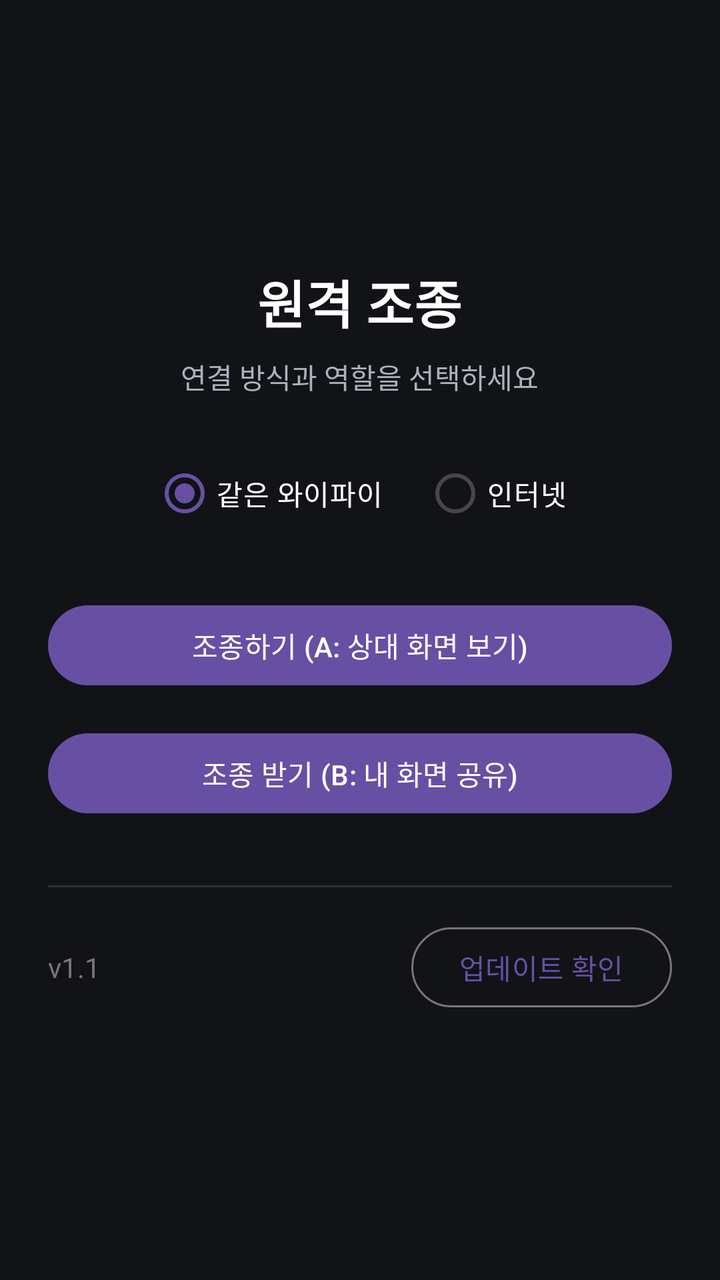
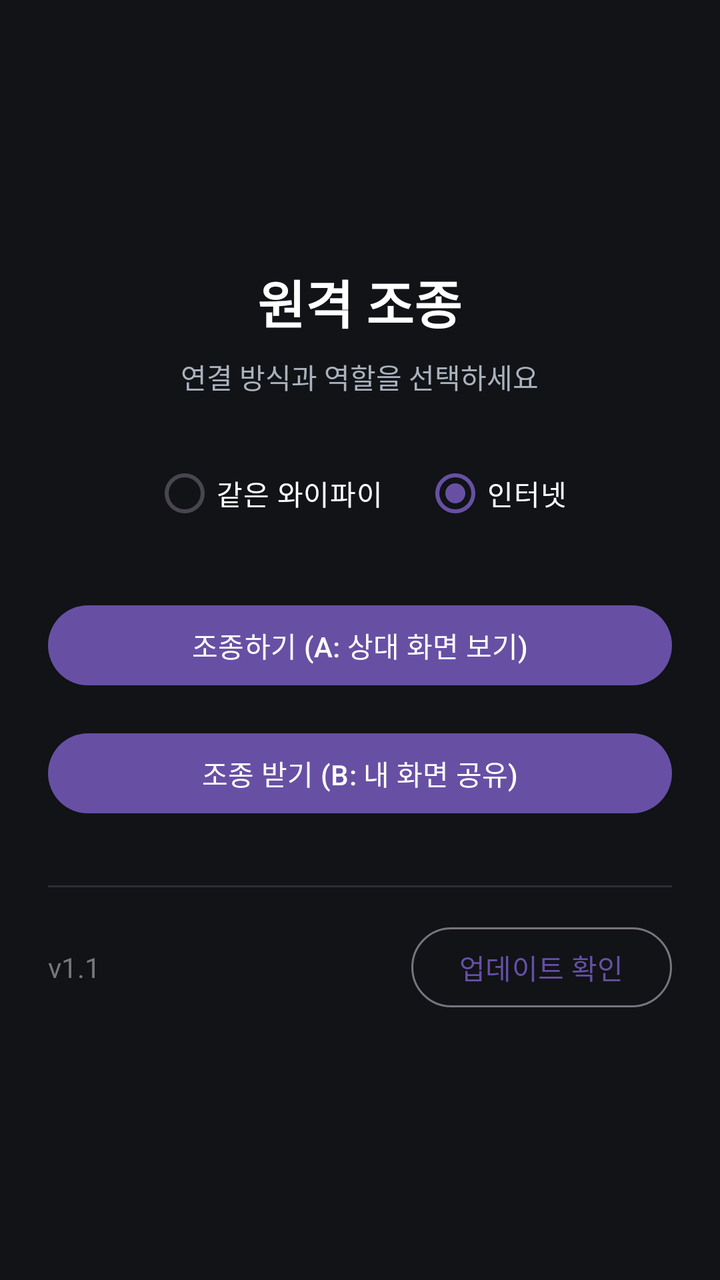

Compare the two renders of this Android layout. The source of the first and the diff that turns it into the second are given below.
<!-- AndroidManifest.xml: application theme Theme.Material3.DayNight.NoActionBar -->
<!-- res/layout/activity_main.xml -->
<?xml version="1.0" encoding="utf-8"?>
<LinearLayout xmlns:android="http://schemas.android.com/apk/res/android"
    android:layout_width="match_parent"
    android:layout_height="match_parent"
    android:orientation="vertical"
    android:gravity="center"
    android:padding="24dp"
    android:background="#111317">

    <TextView
        android:layout_width="wrap_content"
        android:layout_height="wrap_content"
        android:text="원격 조종"
        android:textColor="#FFFFFF"
        android:textSize="26sp"
        android:textStyle="bold"
        android:layout_marginBottom="8dp" />

    <TextView
        android:layout_width="wrap_content"
        android:layout_height="wrap_content"
        android:text="연결 방식과 역할을 선택하세요"
        android:textColor="#AAB2BD"
        android:layout_marginBottom="24dp" />

    <RadioGroup
        android:id="@+id/radioMode"
        android:layout_width="wrap_content"
        android:layout_height="wrap_content"
        android:orientation="horizontal"
        android:layout_marginBottom="28dp">
        <RadioButton
            android:id="@+id/radioWifi"
            android:layout_width="wrap_content"
            android:layout_height="wrap_content"
            android:text="같은 와이파이"
            android:textColor="#FFFFFF"
            android:checked="true"
            android:buttonTint="#4FC3F7"
            android:layout_marginEnd="20dp" />
        <RadioButton
            android:id="@+id/radioInternet"
            android:layout_width="wrap_content"
            android:layout_height="wrap_content"
            android:text="인터넷"
            android:textColor="#FFFFFF"
            android:buttonTint="#4FC3F7" />
    </RadioGroup>

    <Button
        android:id="@+id/btnController"
        android:layout_width="match_parent"
        android:layout_height="wrap_content"
        android:text="조종하기 (A: 상대 화면 보기)"
        android:layout_marginBottom="16dp" />

    <Button
        android:id="@+id/btnControlled"
        android:layout_width="match_parent"
        android:layout_height="wrap_content"
        android:text="조종 받기 (B: 내 화면 공유)" />

    <Button
        android:id="@+id/btnQuickConnect"
        android:layout_width="match_parent"
        android:layout_height="wrap_content"
        android:layout_marginTop="20dp"
        android:paddingVertical="14dp"
        android:text="⚡ 최근 연결로 바로 연결"
        android:textStyle="bold"
        android:visibility="gone"
        android:backgroundTint="#4FC3F7"
        android:textColor="#0B0D10" />

    <View
        android:layout_width="match_parent"
        android:layout_height="1dp"
        android:background="#2A2E37"
        android:layout_marginTop="32dp"
        android:layout_marginBottom="16dp" />

    <LinearLayout
        android:layout_width="match_parent"
        android:layout_height="wrap_content"
        android:orientation="horizontal"
        android:gravity="center_vertical">

        <TextView
            android:id="@+id/txtVersion"
            android:layout_width="0dp"
            android:layout_height="wrap_content"
            android:layout_weight="1"
            android:text="v1.1"
            android:textColor="#777" />

        <Button
            android:id="@+id/btnUpdate"
            style="?attr/materialButtonOutlinedStyle"
            android:layout_width="wrap_content"
            android:layout_height="wrap_content"
            android:text="업데이트 확인" />
    </LinearLayout>

</LinearLayout>
<!-- resources referenced by this layout -->
<resources>

</resources>

<!-- the commit's change to res/layout/activity_main.xml (unified diff, before → after) -->
@@ -35,7 +35,6 @@
             android:layout_height="wrap_content"
             android:text="같은 와이파이"
             android:textColor="#FFFFFF"
-            android:checked="true"
             android:buttonTint="#4FC3F7"
             android:layout_marginEnd="20dp" />
         <RadioButton
@@ -44,6 +43,7 @@
             android:layout_height="wrap_content"
             android:text="인터넷"
             android:textColor="#FFFFFF"
+            android:checked="true"
             android:buttonTint="#4FC3F7" />
     </RadioGroup>
 
